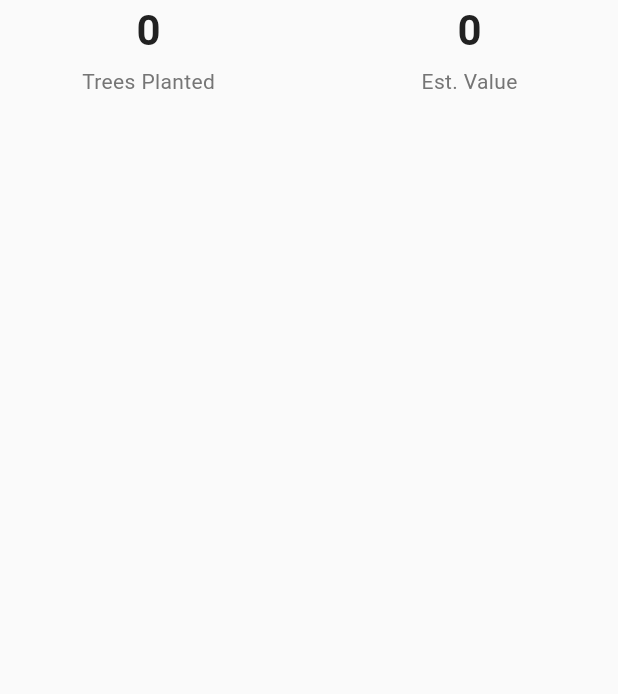
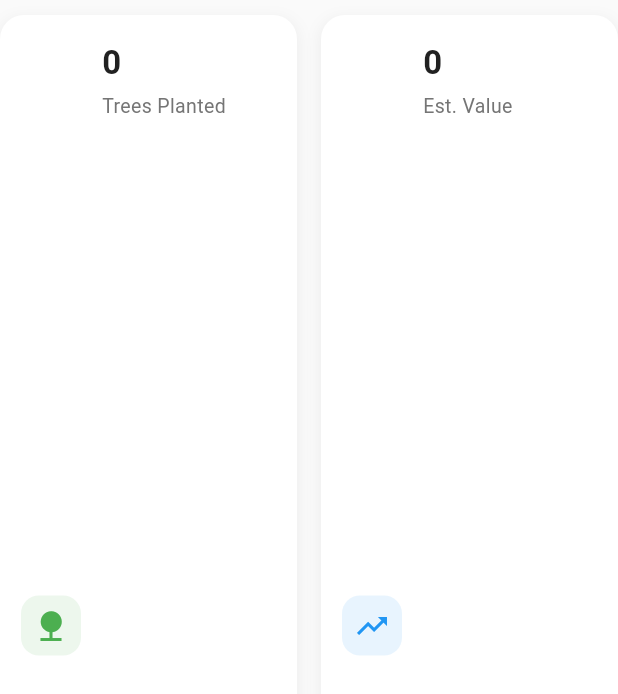
Before and after one commit to RensithUdara/Eco-Coins-Mobile-App, a Flutter app: the CoinStatistics widget shown alone on an empty page, opened directly with empty values, on a phone screen of 412 x 824 dp. Shown: the top 694 px of the screen. Run offline on Flutter 3.47's test engine with Material 3 defaults, Android fonts, the phone set to English and light mode, and no system bars; our stand-ins replace image_picker, sqflite; accounts and stored records are empty.

Commit message:
Refactor CoinStatistics widget to enhance layout and improve statistic card design with icons and colors for better visual appeal

```diff
--- a/lib/views/widgets/coin_display.dart
+++ b/lib/views/widgets/coin_display.dart
@@ -146,13 +146,17 @@ class CoinStatistics extends StatelessWidget {
 
   @override
   Widget build(BuildContext context) {
-    return Row(
+    return Container(
+      margin: const EdgeInsets.only(top: 10),
+      child: Row(
         children: [
           Expanded(
             child: _buildStatCard(
               context,
               treesPlanted.toString(),
               'Trees Planted',
+              Icons.nature,
+              ColorConstants.primary,
             ),
           ),
           const SizedBox(width: 16),
@@ -161,20 +165,54 @@ class CoinStatistics extends StatelessWidget {
               context,
               estimatedValue.toString(),
               'Est. Value',
+              Icons.trending_up,
+              ColorConstants.info,
             ),
           ),
         ],
+      ),
     );
   }
 
   /// Build a statistic card
-  Widget _buildStatCard(BuildContext context, String value, String label) {
-    return Column(
+  Widget _buildStatCard(BuildContext context, String value, String label, IconData icon, Color iconColor) {
+    return Container(
+      padding: const EdgeInsets.symmetric(vertical: 16, horizontal: 14),
+      decoration: BoxDecoration(
+        color: Colors.white,
+        borderRadius: BorderRadius.circular(16),
+        boxShadow: [
+          BoxShadow(
+            color: Colors.black.withOpacity(0.05),
+            spreadRadius: 1,
+            blurRadius: 8,
+            offset: const Offset(0, 3),
+          ),
+        ],
+      ),
+      child: Row(
+        children: [
+          Container(
+            padding: const EdgeInsets.all(8),
+            decoration: BoxDecoration(
+              color: iconColor.withOpacity(0.1),
+              borderRadius: BorderRadius.circular(12),
+            ),
+            child: Icon(
+              icon,
+              size: 24,
+              color: iconColor,
+            ),
+          ),
+          const SizedBox(width: 14),
+          Expanded(
+            child: Column(
+              crossAxisAlignment: CrossAxisAlignment.start,
               children: [
                 Text(
                   value,
                   style: const TextStyle(
-            fontSize: 28,
+                    fontSize: 22,
                     fontWeight: FontWeight.bold,
                     color: ColorConstants.textPrimary,
                   ),
@@ -183,11 +221,15 @@ class CoinStatistics extends StatelessWidget {
                 Text(
                   label,
                   style: const TextStyle(
-            fontSize: 14,
+                    fontSize: 13,
                     color: ColorConstants.textSecondary,
                   ),
                 ),
               ],
+            ),
+          ),
+        ],
+      ),
     );
   }
 }
```
Lines whose indentation alone changed are shown as unchanged.
